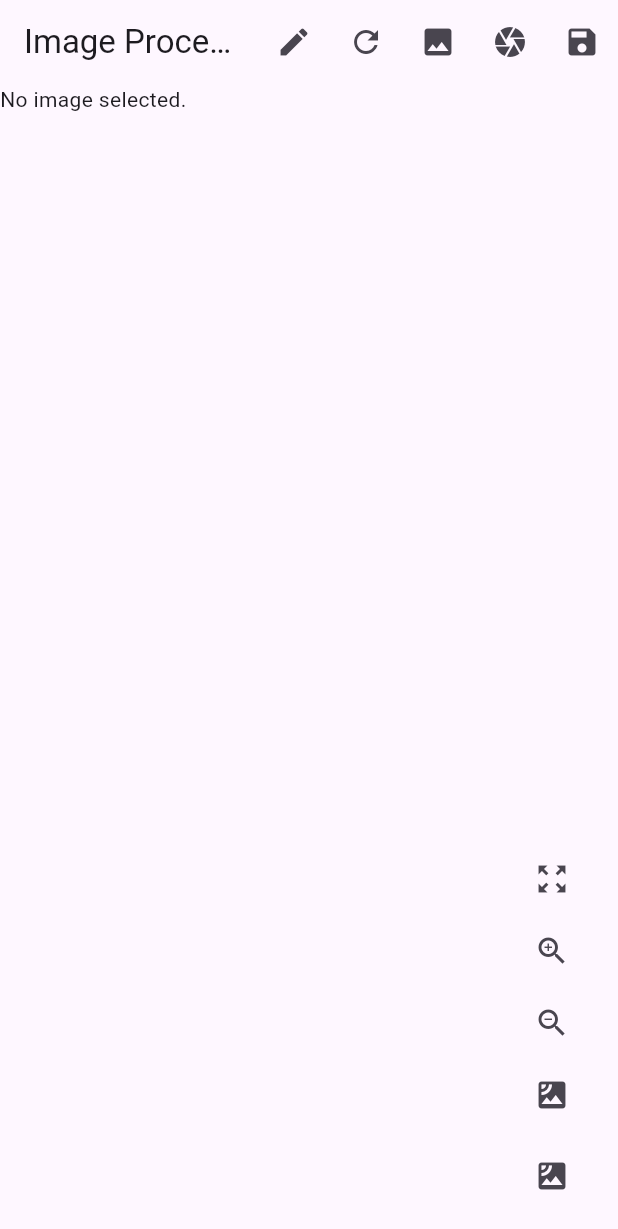
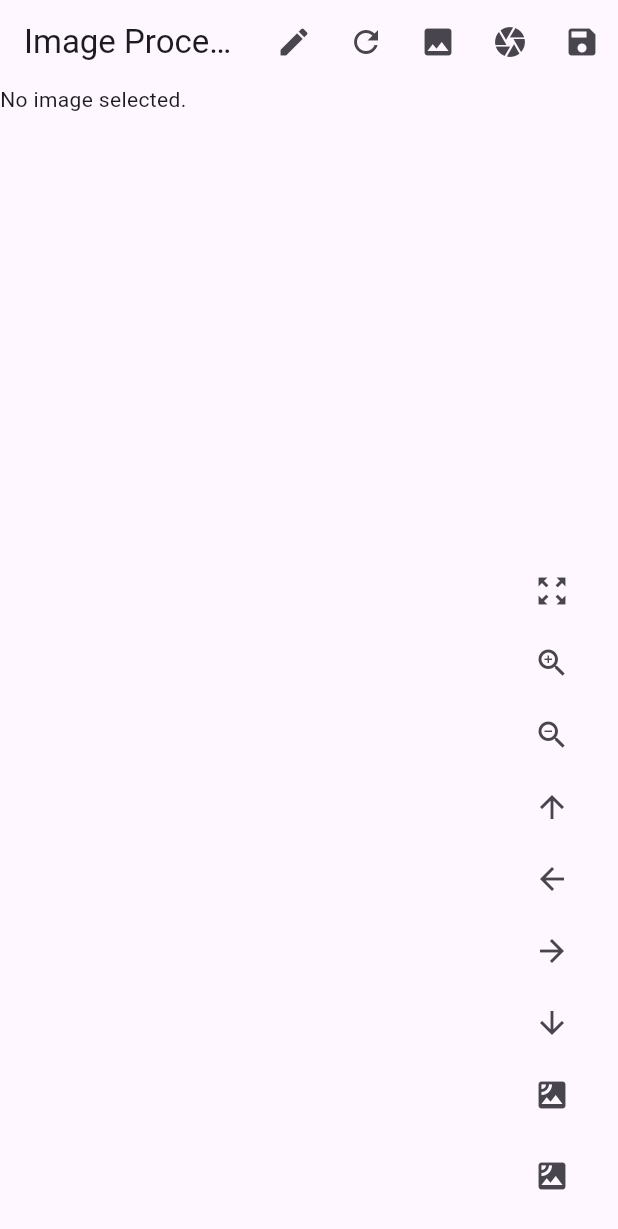
Before and after one commit to alehay/graphic_editor, a Flutter app: the screen it shows after launch, on a phone screen of 412 x 824 dp. Shown: the top 1229 px of the screen. Run offline on Flutter 3.47's test engine with Material 3 defaults, Android fonts, the phone set to English and light mode, and no system bars; our stand-ins replace file_picker, flutter_cache_manager, full_screen_image, gallery_saver, image_picker; missing offline and left inert: dart:ffi, image_size_getter.

Commit message:
add navigation

```diff
--- a/example/lib/main.dart
+++ b/example/lib/main.dart
@@ -145,6 +145,34 @@ class _MyAppState extends State<MyApp> {
     }
   }
 
+  void _moveLeft() {
+    final Matrix4 currentMatrix = _transformationController.value;
+    final Offset translation = Offset(50.0 / _scale, 0);
+    final Matrix4 newMatrix = Matrix4.copy(currentMatrix)..translate(translation.dx, translation.dy);
+    _transformationController.value = newMatrix;
+  }
+
+  void _moveRight() {
+    final Matrix4 currentMatrix = _transformationController.value;
+    final Offset translation = Offset(-50.0 / _scale, 0);
+    final Matrix4 newMatrix = Matrix4.copy(currentMatrix)..translate(translation.dx, translation.dy);
+    _transformationController.value = newMatrix;
+  }
+
+  void _moveUp() {
+    final Matrix4 currentMatrix = _transformationController.value;
+    final Offset translation = Offset(0, 50.0 / _scale);
+    final Matrix4 newMatrix = Matrix4.copy(currentMatrix)..translate(translation.dx, translation.dy);
+    _transformationController.value = newMatrix;
+  }
+
+  void _moveDown() {
+    final Matrix4 currentMatrix = _transformationController.value;
+    final Offset translation = Offset(0, -50.0 / _scale);
+    final Matrix4 newMatrix = Matrix4.copy(currentMatrix)..translate(translation.dx, translation.dy);
+    _transformationController.value = newMatrix;
+  }
+
   @override
   void dispose() {
     DefaultCacheManager().emptyCache();
@@ -253,8 +281,7 @@ class _MyAppState extends State<MyApp> {
               onPanUpdate: (details) {
                 if (_isDrawing) {
                   RenderBox renderBox = context.findRenderObject() as RenderBox;
-                  Offset localPosition =
-                  renderBox.globalToLocal(details.localPosition);
+                  Offset localPosition = renderBox.globalToLocal(details.localPosition);
                   _addPoint(localPosition / _scale);
                 }
               },
@@ -289,6 +316,43 @@ class _MyAppState extends State<MyApp> {
               IconButton(
                 icon: const Icon(Icons.zoom_out),
                 onPressed: _zoomOut,
+              ),
+              Row(
+                mainAxisAlignment: MainAxisAlignment.center,
+                children: [
+                  IconButton(
+                    icon: Icon(Icons.arrow_upward),
+                    onPressed: _moveUp,
+                  ),
+                ],
+              ),
+              Row(
+                mainAxisAlignment: MainAxisAlignment.center,
+                children: [
+                  IconButton(
+                    icon: Icon(Icons.arrow_back),
+                    onPressed: _moveLeft,
+
+                  ),
+                ],
+              ),
+              Row(
+                mainAxisAlignment: MainAxisAlignment.center,
+                children: [
+                  IconButton(
+                    icon: Icon(Icons.arrow_forward),
+                    onPressed: _moveRight,
+                  ),
+                ],
+              ),
+              Row(
+                mainAxisAlignment: MainAxisAlignment.center,
+                children: [
+                  IconButton(
+                    icon: Icon(Icons.arrow_downward),
+                    onPressed: _moveDown,
+                  ),
+                ],
               ),
               DropdownMenuItem<String>(
                 value: 'submenu1',
@@ -335,9 +399,7 @@ class _MyAppState extends State<MyApp> {
                   ],
                 ),
               ),
-
               SizedBox(height: 6), // Add some spacing between the buttons
-
               DropdownMenuItem<String>(
                 value: 'submenu1',
                 child: SubmenuButton(
@@ -386,6 +448,7 @@ class _MyAppState extends State<MyApp> {
             ],
           ),
         ),
+
       ),
     );
   }
```
